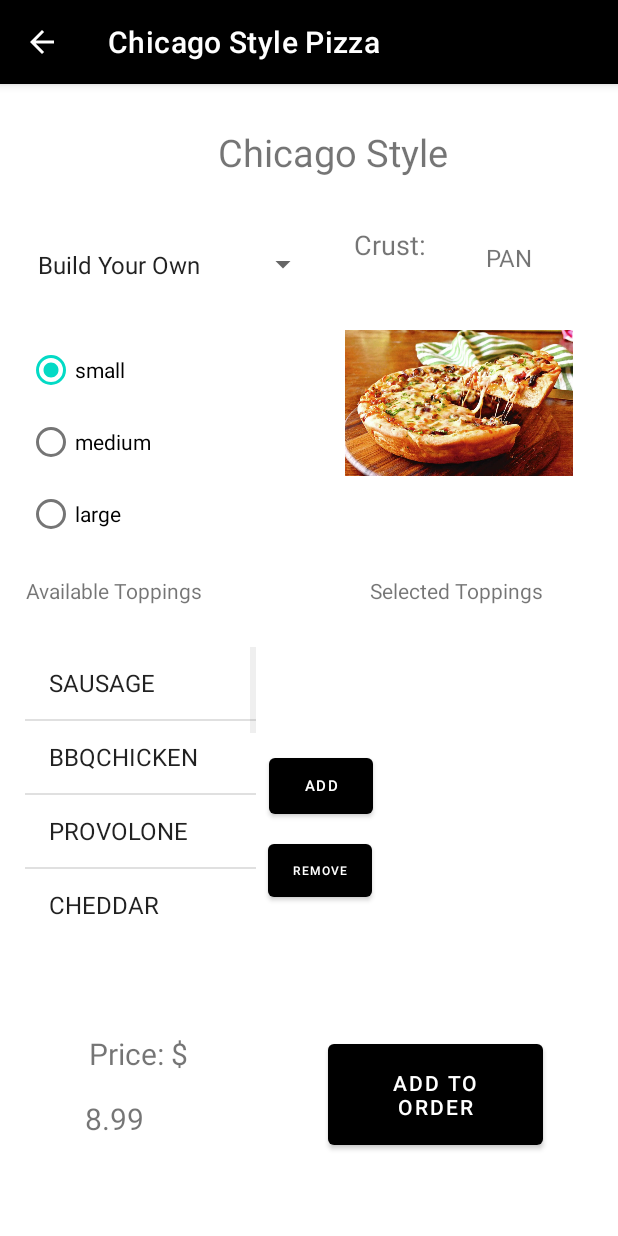
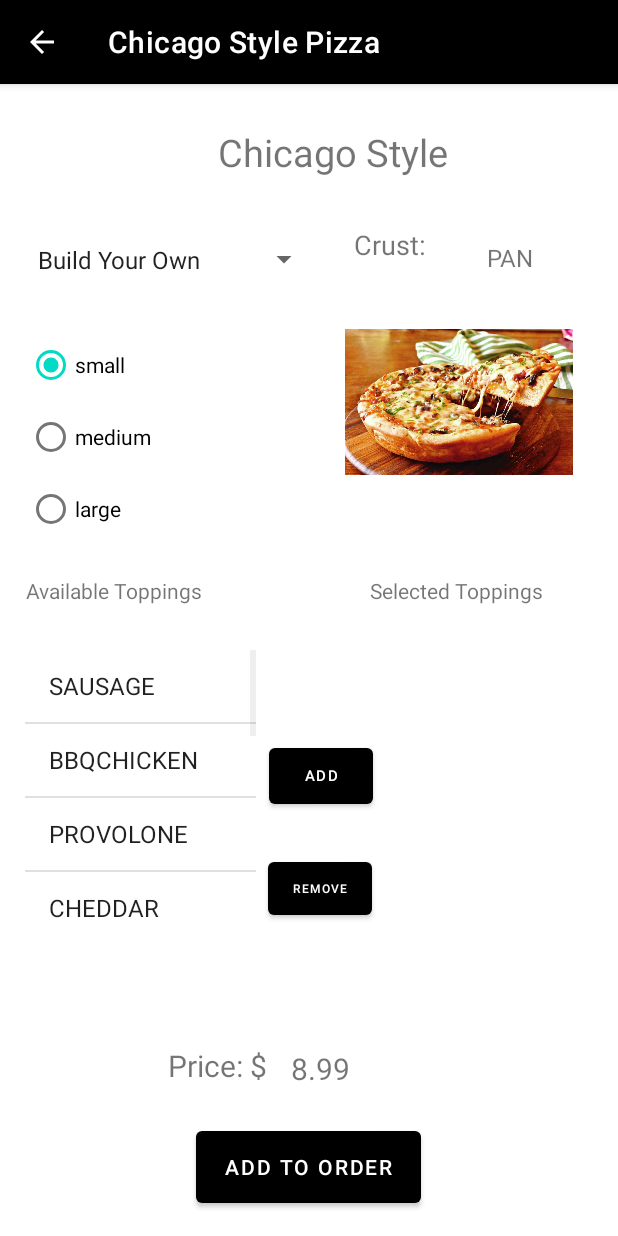
Before and after one commit to mfarag2/RU-Pizza, an Android app: the ChicagoStyleActivity screen opened directly, with no data from a screen before it, on a phone screen of 412 x 824 dp. Run offline under Robolectric (Android 15) with nearby library versions, the light colour scheme and no system bars.

Commit message:
design changes

```diff
--- a/app/src/main/res/layout/activity_chicago_style.xml
+++ b/app/src/main/res/layout/activity_chicago_style.xml
@@ -115,15 +115,13 @@
         android:id="@+id/button2"
         android:layout_width="69dp"
         android:layout_height="47dp"
-        android:layout_marginStart="4dp"
-        android:layout_marginEnd="4dp"
-        android:layout_marginBottom="220dp"
+        android:layout_marginBottom="132dp"
         android:text="remove"
         android:textSize="8dp"
-        app:layout_constraintBottom_toBottomOf="parent"
+        app:layout_constraintBottom_toTopOf="@+id/button4"
         app:layout_constraintEnd_toStartOf="@+id/listView"
-        app:layout_constraintStart_toEndOf="@+id/price"
-        app:layout_constraintTop_toBottomOf="@+id/button" />
+        app:layout_constraintHorizontal_bias="0.642"
+        app:layout_constraintStart_toEndOf="@+id/listView2" />
 
     <Button
         android:id="@+id/button"
@@ -141,19 +139,19 @@
 
     <Button
         android:id="@+id/button4"
-        android:layout_width="143dp"
-        android:layout_height="79dp"
-        android:layout_marginTop="52dp"
+        android:layout_width="150dp"
+        android:layout_height="60dp"
+        android:layout_marginBottom="16dp"
         android:text="Add to Order"
-        app:layout_constraintEnd_toEndOf="@+id/listView"
-        app:layout_constraintHorizontal_bias="0.511"
-        app:layout_constraintStart_toEndOf="@+id/price"
-        app:layout_constraintTop_toBottomOf="@+id/listView" />
+        app:layout_constraintBottom_toBottomOf="parent"
+        app:layout_constraintEnd_toEndOf="parent"
+        app:layout_constraintHorizontal_bias="0.498"
+        app:layout_constraintStart_toStartOf="parent" />
 
     <Spinner
         android:id="@+id/spinner"
-        android:layout_width="0dp"
-        android:layout_height="0dp"
+        android:layout_width="196dp"
+        android:layout_height="42dp"
         android:layout_marginStart="17dp"
         android:layout_marginTop="77dp"
         android:layout_marginEnd="111dp"
@@ -167,24 +165,24 @@
         android:id="@+id/textView10"
         android:layout_width="wrap_content"
         android:layout_height="wrap_content"
-        android:layout_marginBottom="16dp"
+        android:layout_marginStart="112dp"
+        android:layout_marginBottom="100dp"
         android:text="Price: $"
         android:textSize="20dp"
-        app:layout_constraintBottom_toTopOf="@+id/price"
-        app:layout_constraintEnd_toStartOf="@+id/button4"
-        app:layout_constraintHorizontal_bias="0.316"
-        app:layout_constraintStart_toStartOf="@+id/listView2" />
+        app:layout_constraintBottom_toBottomOf="parent"
+        app:layout_constraintStart_toStartOf="parent" />
 
     <TextView
         android:id="@+id/price"
         android:layout_width="118dp"
         android:layout_height="25dp"
-        android:layout_marginStart="40dp"
-        android:layout_marginBottom="12dp"
+        android:layout_marginBottom="24dp"
         android:text=""
         android:textSize="20dp"
-        app:layout_constraintBottom_toBottomOf="@+id/button4"
-        app:layout_constraintStart_toStartOf="@+id/listView2" />
+        app:layout_constraintBottom_toTopOf="@+id/button4"
+        app:layout_constraintEnd_toEndOf="parent"
+        app:layout_constraintHorizontal_bias="0.14"
+        app:layout_constraintStart_toEndOf="@+id/textView10" />
 
     <TextView
         android:id="@+id/textView8"
```
Also changed, not shown: app/src/main/res/layout/activity_ny_style.xml (+18 -26 lines).
